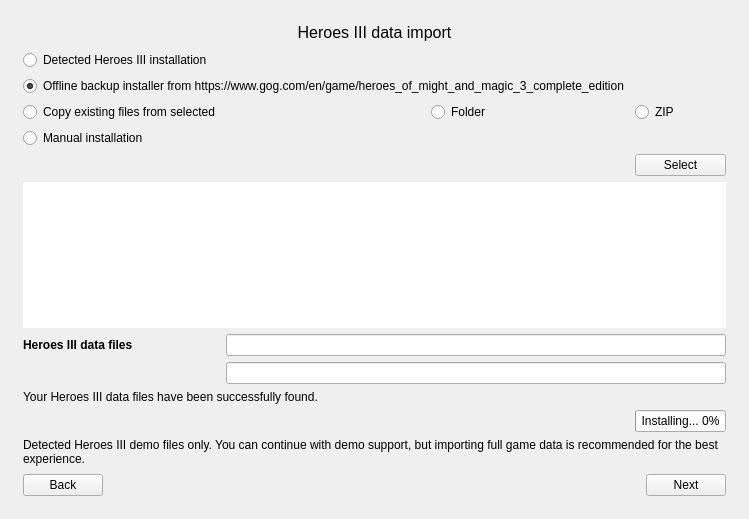
Old version of the form launcher/firstLaunch/firstlaunch_moc.ui in the repository GeorgeK1ng/vcmi.
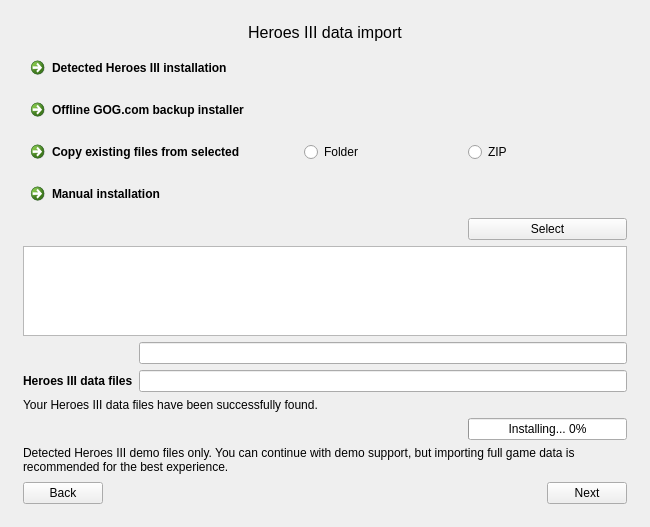
New version of the form. The open tabs and pages were chosen to show the change. Icons and pictures are not drawn.

What changed in the file:
```diff
--- a/launcher/firstLaunch/firstlaunch_moc.ui
+++ b/launcher/firstLaunch/firstlaunch_moc.ui
@@ -6,8 +6,8 @@
    <rect>
     <x>0</x>
     <y>0</y>
-    <width>737</width>
-    <height>519</height>
+    <width>650</width>
+    <height>522</height>
    </rect>
   </property>
   <property name="windowTitle">
@@ -191,42 +191,44 @@
          </property>
         </spacer>
        </item>
+       <item>
+        <spacer name="verticalSpacer_2">
+         <property name="orientation">
+          <enum>Qt::Orientation::Vertical</enum>
+         </property>
+         <property name="sizeHint" stdset="0">
+          <size>
+           <width>20</width>
+           <height>40</height>
+          </size>
+         </property>
+        </spacer>
+       </item>
        <item>
         <layout class="QGridLayout" name="gridLayout" columnstretch="1,0,0,0">
          <property name="spacing">
           <number>6</number>
          </property>
-         <item row="4" column="0" colspan="4">
-          <widget class="QRadioButton" name="radioButtonDataManual">
-           <attribute name="buttonGroup">mainDataSourceGroup</attribute>
-           <property name="text">
-            <string>Manual installation</string>
+         <item row="14" column="0" colspan="4">
+          <widget class="QLabel" name="labelDataDemoInfo">
+           <property name="sizePolicy">
+            <sizepolicy hsizetype="Preferred" vsizetype="Fixed">
+             <horstretch>100</horstretch>
+             <verstretch>0</verstretch>
+            </sizepolicy>
            </property>
-           <property name="checked">
+           <property name="visible">
             <bool>false</bool>
            </property>
-          </widget>
-         </item>
-         <item row="3" column="0">
-          <widget class="QRadioButton" name="radioButtonDataCopy">
-           <attribute name="buttonGroup">mainDataSourceGroup</attribute>
            <property name="text">
-            <string>Copy existing files from selected</string>
+            <string>Detected Heroes III demo files only. You can continue with demo support, but importing full game data is recommended for the best experience.</string>
            </property>
-          </widget>
-         </item>
-         <item row="3" column="2">
-          <widget class="QRadioButton" name="radioButtonFolder">
-           <attribute name="buttonGroup">copySourceGroup</attribute>
-           <property name="text">
-            <string>Folder</string>
-           </property>
-           <property name="checked">
+           <property name="wordWrap">
             <bool>true</bool>
            </property>
           </widget>
          </item>
-         <item row="9" column="0" colspan="3">
+         <item row="10" column="0" colspan="3">
           <widget class="QLabel" name="labelDataFound">
            <property name="sizePolicy">
             <sizepolicy hsizetype="Preferred" vsizetype="Fixed">
@@ -242,21 +244,8 @@
            </property>
           </widget>
          </item>
-         <item row="6" column="0" colspan="4">
-          <widget class="QTextBrowser" name="textBrowserDataOptionDetails">
-           <property name="frameShape">
-            <enum>QFrame::NoFrame</enum>
-           </property>
-           <property name="horizontalScrollBarPolicy">
-            <enum>Qt::ScrollBarAlwaysOff</enum>
-           </property>
-           <property name="openExternalLinks">
-            <bool>true</bool>
-           </property>
-          </widget>
-         </item>
          <item row="8" column="1" colspan="3">
-          <widget class="QLineEdit" name="lineEditDataSystem">
+          <widget class="QLineEdit" name="lineEditDataUser">
            <property name="enabled">
             <bool>true</bool>
            </property>
@@ -271,97 +260,7 @@
            </property>
           </widget>
          </item>
-         <item row="3" column="1">
-          <spacer name="horizontalSpacer_7">
-           <property name="orientation">
-            <enum>Qt::Orientation::Horizontal</enum>
-           </property>
-           <property name="sizeHint" stdset="0">
-            <size>
-             <width>40</width>
-             <height>20</height>
-            </size>
-           </property>
-          </spacer>
-         </item>
-         <item row="7" column="0">
-          <widget class="QLabel" name="labelDataFiles">
-           <property name="sizePolicy">
-            <sizepolicy hsizetype="Preferred" vsizetype="Fixed">
-             <horstretch>50</horstretch>
-             <verstretch>0</verstretch>
-            </sizepolicy>
-           </property>
-           <property name="font">
-            <font>
-             <bold>true</bold>
-            </font>
-           </property>
-           <property name="text">
-            <string>Heroes III data files</string>
-           </property>
-          </widget>
-         </item>
-         <item row="1" column="0" colspan="4">
-          <widget class="QRadioButton" name="radioButtonDataDetected">
-           <attribute name="buttonGroup">mainDataSourceGroup</attribute>
-           <property name="text">
-            <string>Detected Heroes III installation</string>
-           </property>
-          </widget>
-         </item>
-         <item row="3" column="3">
-          <widget class="QRadioButton" name="radioButtonZIP">
-           <attribute name="buttonGroup">copySourceGroup</attribute>
-           <property name="text">
-            <string>ZIP</string>
-           </property>
-          </widget>
-         </item>
-         <item row="13" column="0" colspan="4">
-          <widget class="QLabel" name="labelDataDemoInfo">
-           <property name="sizePolicy">
-            <sizepolicy hsizetype="Preferred" vsizetype="Fixed">
-             <horstretch>100</horstretch>
-             <verstretch>0</verstretch>
-            </sizepolicy>
-           </property>
-           <property name="visible">
-            <bool>false</bool>
-           </property>
-           <property name="text">
-            <string>Detected Heroes III demo files only. You can continue with demo support, but importing full game data is recommended for the best experience.</string>
-           </property>
-           <property name="wordWrap">
-            <bool>true</bool>
-           </property>
-          </widget>
-         </item>
-         <item row="5" column="3">
-          <widget class="QPushButton" name="pushButtonSelect">
-           <property name="sizePolicy">
-            <sizepolicy hsizetype="Minimum" vsizetype="Fixed">
-             <horstretch>25</horstretch>
-             <verstretch>0</verstretch>
-            </sizepolicy>
-           </property>
-           <property name="text">
-            <string>Select</string>
-           </property>
-          </widget>
-         </item>
-         <item row="2" column="0" colspan="3">
-          <widget class="QRadioButton" name="radioButtonDataGog">
-           <attribute name="buttonGroup">mainDataSourceGroup</attribute>
-           <property name="text">
-            <string>Offline backup installer from https://www.gog.com/en/game/heroes_of_might_and_magic_3_complete_edition</string>
-           </property>
-           <property name="checked">
-            <bool>true</bool>
-           </property>
-          </widget>
-         </item>
-         <item row="10" column="3">
+         <item row="11" column="3">
           <widget class="QProgressBar" name="progressBarGog">
            <property name="sizePolicy">
             <sizepolicy hsizetype="Expanding" vsizetype="Minimum">
@@ -389,8 +288,24 @@
            </property>
           </widget>
          </item>
-         <item row="7" column="1" colspan="3">
-          <widget class="QLineEdit" name="lineEditDataUser">
+         <item row="7" column="0" colspan="4">
+          <widget class="QTextBrowser" name="textBrowserDataOptionDetails"/>
+         </item>
+         <item row="6" column="3">
+          <widget class="QPushButton" name="pushButtonSelect">
+           <property name="sizePolicy">
+            <sizepolicy hsizetype="Minimum" vsizetype="Fixed">
+             <horstretch>25</horstretch>
+             <verstretch>0</verstretch>
+            </sizepolicy>
+           </property>
+           <property name="text">
+            <string>Select</string>
+           </property>
+          </widget>
+         </item>
+         <item row="9" column="1" colspan="3">
+          <widget class="QLineEdit" name="lineEditDataSystem">
            <property name="enabled">
             <bool>true</bool>
            </property>
@@ -405,6 +320,72 @@
            </property>
           </widget>
          </item>
+         <item row="2" column="0" colspan="2">
+          <widget class="QCommandLinkButton" name="commandLinkButtonDataDetected">
+           <property name="text">
+            <string>Detected Heroes III installation</string>
+           </property>
+          </widget>
+         </item>
+         <item row="3" column="0" colspan="2">
+          <widget class="QCommandLinkButton" name="commandLinkButtonDataGog">
+           <property name="text">
+            <string>Offline GOG.com backup installer</string>
+           </property>
+           <property name="checked">
+            <bool>false</bool>
+           </property>
+          </widget>
+         </item>
+         <item row="4" column="0" colspan="2">
+          <widget class="QCommandLinkButton" name="commandLinkButtonDataCopy">
+           <property name="text">
+            <string>Copy existing files from selected</string>
+           </property>
+          </widget>
+         </item>
+         <item row="5" column="0" colspan="2">
+          <widget class="QCommandLinkButton" name="commandLinkButtonDataManual">
+           <property name="text">
+            <string>Manual installation</string>
+           </property>
+           <property name="checked">
+            <bool>false</bool>
+           </property>
+          </widget>
+         </item>
+         <item row="4" column="2">
+          <widget class="QRadioButton" name="radioButtonZIP">
+           <property name="text">
+            <string>Folder</string>
+           </property>
+          </widget>
+         </item>
+         <item row="4" column="3">
+          <widget class="QRadioButton" name="radioButton_2">
+           <property name="text">
+            <string>ZIP</string>
+           </property>
+          </widget>
+         </item>
+         <item row="9" column="0">
+          <widget class="QLabel" name="labelDataFiles">
+           <property name="sizePolicy">
+            <sizepolicy hsizetype="Preferred" vsizetype="Fixed">
+             <horstretch>50</horstretch>
+             <verstretch>0</verstretch>
+            </sizepolicy>
+           </property>
+           <property name="font">
+            <font>
+             <bold>true</bold>
+            </font>
+           </property>
+           <property name="text">
+            <string>Heroes III data files</string>
+           </property>
+          </widget>
+         </item>
         </layout>
        </item>
        <item>
@@ -423,6 +404,19 @@
          </property>
         </spacer>
        </item>
+       <item>
+        <spacer name="verticalSpacer_3">
+         <property name="orientation">
+          <enum>Qt::Orientation::Vertical</enum>
+         </property>
+         <property name="sizeHint" stdset="0">
+          <size>
+           <width>20</width>
+           <height>40</height>
+          </size>
+         </property>
+        </spacer>
+       </item>
        <item>
         <layout class="QHBoxLayout" name="horizontalLayout_4">
          <property name="spacing">
```
Left out of the diff: 38 changed lines with no effect on the pictures.
